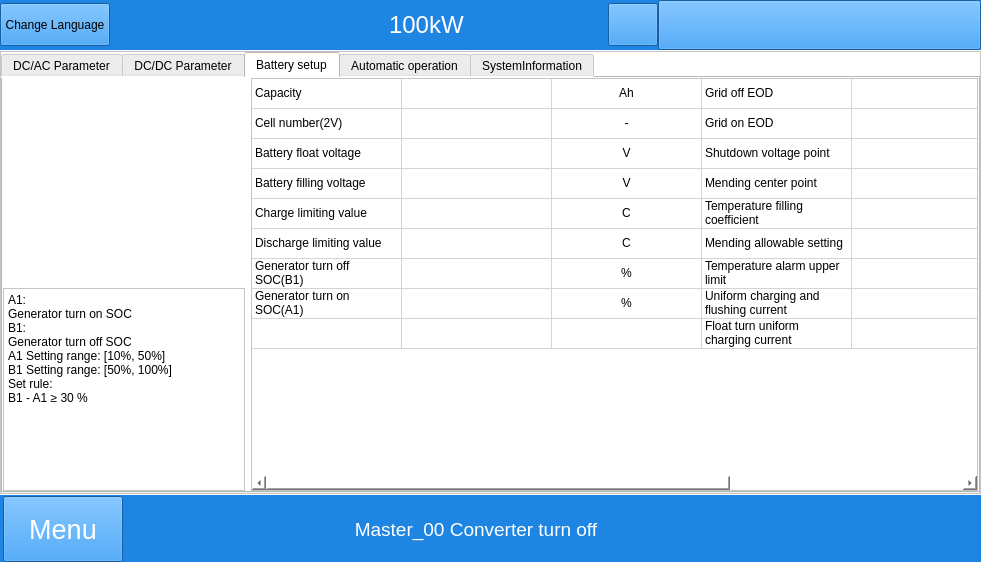
The window that mywidget.ui (megarevolpr/MWin) describes before a commit, drawn with Qt 5.
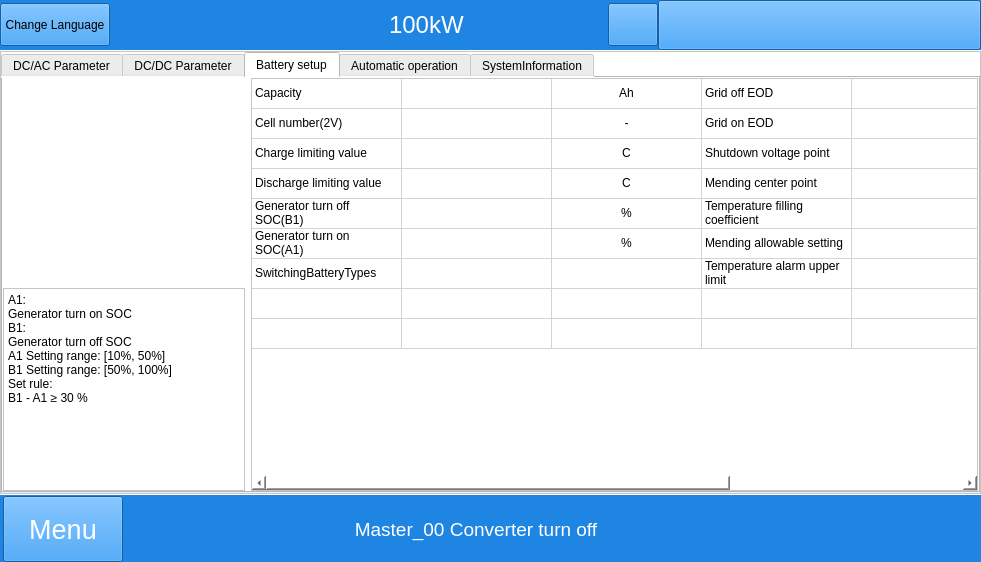
The same window after the commit. The open tabs and pages were chosen to show the change. Icons and pictures are not drawn.

Patch:
```diff
--- a/mywidget.ui
+++ b/mywidget.ui
@@ -7730,12 +7730,12 @@
                          </item>
                          <item row="2" column="0">
                           <property name="text">
-                           <string>Battery float voltage</string>
+                           <string>Charge limiting value</string>
                           </property>
                          </item>
                          <item row="2" column="2">
                           <property name="text">
-                           <string>V</string>
+                           <string>C</string>
                           </property>
                           <property name="textAlignment">
                            <set>AlignCenter</set>
@@ -7756,12 +7756,12 @@
                          </item>
                          <item row="3" column="0">
                           <property name="text">
-                           <string>Battery filling voltage</string>
+                           <string>Discharge limiting value</string>
                           </property>
                          </item>
                          <item row="3" column="2">
                           <property name="text">
-                           <string>V</string>
+                           <string>C</string>
                           </property>
                           <property name="textAlignment">
                            <set>AlignCenter</set>
@@ -7782,12 +7782,12 @@
                          </item>
                          <item row="4" column="0">
                           <property name="text">
-                           <string>Charge limiting value</string>
+                           <string>Generator turn off SOC(B1)</string>
                           </property>
                          </item>
                          <item row="4" column="2">
                           <property name="text">
-                           <string>C</string>
+                           <string>%</string>
                           </property>
                           <property name="textAlignment">
                            <set>AlignCenter</set>
@@ -7808,12 +7808,12 @@
                          </item>
                          <item row="5" column="0">
                           <property name="text">
-                           <string>Discharge limiting value</string>
+                           <string>Generator turn on SOC(A1)</string>
                           </property>
                          </item>
                          <item row="5" column="2">
                           <property name="text">
-                           <string>C</string>
+                           <string>%</string>
                           </property>
                           <property name="textAlignment">
                            <set>AlignCenter</set>
@@ -7834,12 +7834,12 @@
                          </item>
                          <item row="6" column="0">
                           <property name="text">
-                           <string>Generator turn off SOC(B1)</string>
+                           <string>SwitchingBatteryTypes</string>
                           </property>
                          </item>
                          <item row="6" column="2">
                           <property name="text">
-                           <string>%</string>
+                           <string/>
                           </property>
                           <property name="textAlignment">
                            <set>AlignCenter</set>
@@ -7860,12 +7860,12 @@
                          </item>
                          <item row="7" column="0">
                           <property name="text">
-                           <string>Generator turn on SOC(A1)</string>
+                           <string/>
                           </property>
                          </item>
                          <item row="7" column="2">
                           <property name="text">
-                           <string>%</string>
+                           <string/>
                           </property>
                           <property name="textAlignment">
                            <set>AlignCenter</set>
@@ -7873,12 +7873,25 @@
                          </item>
                          <item row="7" column="3">
                           <property name="text">
-                           <string>Uniform charging and flushing current</string>
+                           <string/>
                           </property>
                          </item>
                          <item row="7" column="5">
                           <property name="text">
-                           <string>A</string>
+                           <string/>
+                          </property>
+                          <property name="textAlignment">
+                           <set>AlignCenter</set>
+                          </property>
+                         </item>
+                         <item row="8" column="0">
+                          <property name="text">
+                           <string/>
+                          </property>
+                         </item>
+                         <item row="8" column="2">
+                          <property name="text">
+                           <string/>
                           </property>
                           <property name="textAlignment">
                            <set>AlignCenter</set>
@@ -7886,12 +7899,12 @@
                          </item>
                          <item row="8" column="3">
                           <property name="text">
-                           <string>Float turn uniform charging current</string>
+                           <string/>
                           </property>
                          </item>
                          <item row="8" column="5">
                           <property name="text">
-                           <string>A</string>
+                           <string/>
                           </property>
                           <property name="textAlignment">
                            <set>AlignCenter</set>
```
Left out of the diff: 55 changed lines with no effect on the pictures.
